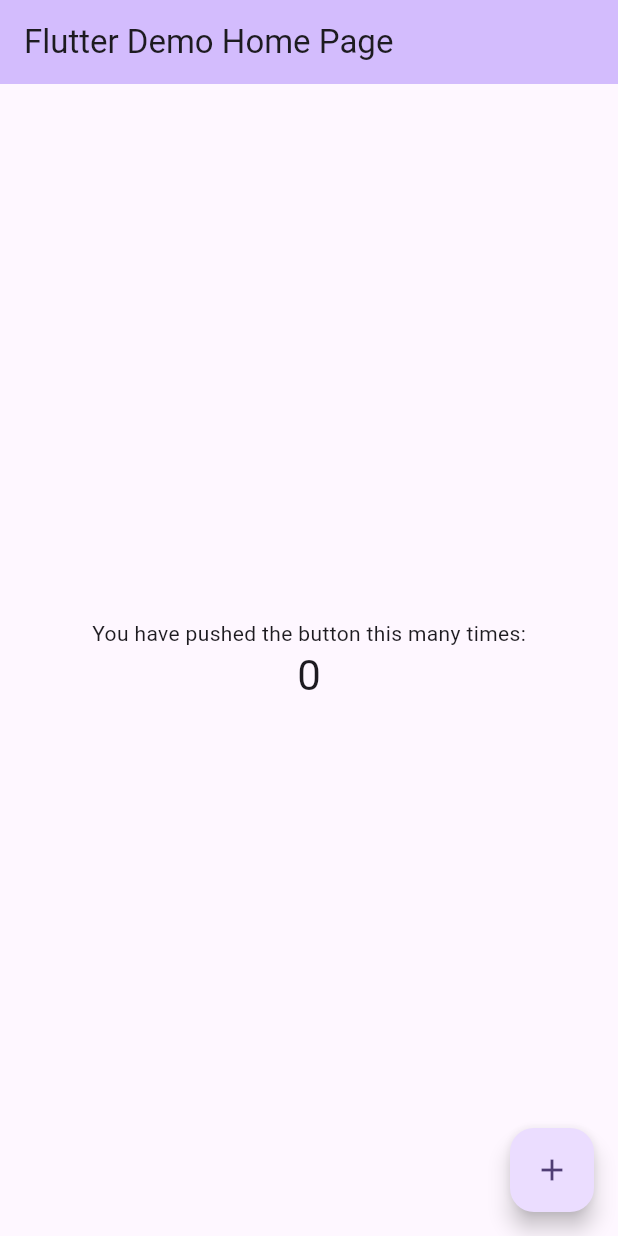
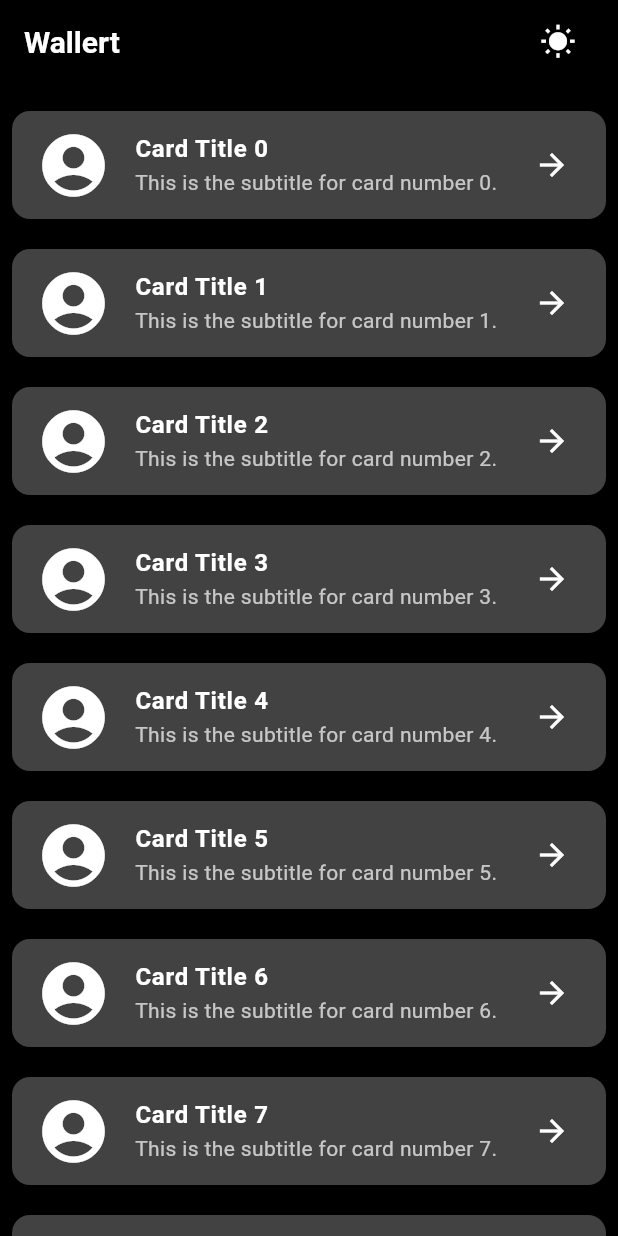
Before and after one commit to catdevdog/wallert_app, a Flutter app: the screen it shows after launch, on a phone screen of 412 x 824 dp. Run offline on Flutter 3.47's test engine with Material 3 defaults, Android fonts, the phone set to English and light mode, and no system bars.

Commit message:
feat: card list ui example

```diff
--- a/lib/main.dart
+++ b/lib/main.dart
@@ -4,122 +4,145 @@
   runApp(const MyApp());
 }
 
-class MyApp extends StatelessWidget {
+class MyApp extends StatefulWidget {
   const MyApp({super.key});
 
-  // This widget is the root of your application.
+  @override
+  State<MyApp> createState() => _MyAppState();
+}
+
+class _MyAppState extends State<MyApp> {
+  bool isDarkTheme = true;
+
+  void _toggleTheme() {
+    setState(() {
+      isDarkTheme = !isDarkTheme;
+    });
+  }
+
   @override
   Widget build(BuildContext context) {
     return MaterialApp(
-      title: 'Flutter Demo',
-      theme: ThemeData(
-        // This is the theme of your application.
-        //
-        // TRY THIS: Try running your application with "flutter run". You'll see
-        // the application has a purple toolbar. Then, without quitting the app,
-        // try changing the seedColor in the colorScheme below to Colors.green
-        // and then invoke "hot reload" (save your changes or press the "hot
-        // reload" button in a Flutter-supported IDE, or press "r" if you used
-        // the command line to start the app).
-        //
-        // Notice that the counter didn't reset back to zero; the application
-        // state is not lost during the reload. To reset the state, use hot
-        // restart instead.
-        //
-        // This works for code too, not just values: Most code changes can be
-        // tested with just a hot reload.
-        colorScheme: ColorScheme.fromSeed(seedColor: Colors.deepPurple),
+      title: 'Wallert',
+      theme: isDarkTheme
+          ? ThemeData(
+        brightness: Brightness.dark,
+        colorScheme: ColorScheme.fromSwatch(
+          primarySwatch: Colors.grey,
+          accentColor: Colors.pinkAccent,
+          brightness: Brightness.dark,
+        ),
+        scaffoldBackgroundColor: Colors.black,
+        appBarTheme: const AppBarTheme(
+          backgroundColor: Colors.black,
+          foregroundColor: Colors.white,
+          elevation: 0,
+          iconTheme: IconThemeData(color: Colors.white),
+          titleTextStyle: TextStyle(
+            color: Colors.white,
+            fontSize: 20,
+            fontWeight: FontWeight.bold,
+          ),
+        ),
+        useMaterial3: true,
+      )
+          : ThemeData(
+        brightness: Brightness.light,
+        colorScheme: ColorScheme.fromSwatch(
+          primarySwatch: Colors.grey,
+          accentColor: Colors.pinkAccent,
+          brightness: Brightness.light,
+        ),
+        scaffoldBackgroundColor: Colors.white,
+        appBarTheme: const AppBarTheme(
+          backgroundColor: Colors.white,
+          foregroundColor: Colors.black,
+          elevation: 0,
+          iconTheme: IconThemeData(color: Colors.black),
+          titleTextStyle: TextStyle(
+            color: Colors.black,
+            fontSize: 20,
+            fontWeight: FontWeight.bold,
+          ),
+        ),
         useMaterial3: true,
       ),
-      home: const MyHomePage(title: 'Flutter Demo Home Page'),
+      home: MyHomePage(title: 'Wallert', toggleTheme: _toggleTheme, isDarkTheme: isDarkTheme),
     );
   }
 }
 
 class MyHomePage extends StatefulWidget {
-  const MyHomePage({super.key, required this.title});
-
-  // This widget is the home page of your application. It is stateful, meaning
-  // that it has a State object (defined below) that contains fields that affect
-  // how it looks.
-
-  // This class is the configuration for the state. It holds the values (in this
-  // case the title) provided by the parent (in this case the App widget) and
-  // used by the build method of the State. Fields in a Widget subclass are
-  // always marked "final".
+  const MyHomePage({super.key, required this.title, required this.toggleTheme, required this.isDarkTheme});
 
   final String title;
+  final VoidCallback toggleTheme;
+  final bool isDarkTheme;
 
   @override
   State<MyHomePage> createState() => _MyHomePageState();
 }
 
 class _MyHomePageState extends State<MyHomePage> {
-  int _counter = 0;
-
-  void _incrementCounter() {
-    setState(() {
-      // This call to setState tells the Flutter framework that something has
-      // changed in this State, which causes it to rerun the build method below
-      // so that the display can reflect the updated values. If we changed
-      // _counter without calling setState(), then the build method would not be
-      // called again, and so nothing would appear to happen.
-      _counter++;
-    });
-  }
-
   @override
   Widget build(BuildContext context) {
-    // This method is rerun every time setState is called, for instance as done
-    // by the _incrementCounter method above.
-    //
-    // The Flutter framework has been optimized to make rerunning build methods
-    // fast, so that you can just rebuild anything that needs updating rather
-    // than having to individually change instances of widgets.
     return Scaffold(
       appBar: AppBar(
-        // TRY THIS: Try changing the color here to a specific color (to
-        // Colors.amber, perhaps?) and trigger a hot reload to see the AppBar
-        // change color while the other colors stay the same.
-        backgroundColor: Theme.of(context).colorScheme.inversePrimary,
-        // Here we take the value from the MyHomePage object that was created by
-        // the App.build method, and use it to set our appbar title.
-        title: Text(widget.title),
-      ),
-      body: Center(
-        // Center is a layout widget. It takes a single child and positions it
-        // in the middle of the parent.
-        child: Column(
-          // Column is also a layout widget. It takes a list of children and
-          // arranges them vertically. By default, it sizes itself to fit its
-          // children horizontally, and tries to be as tall as its parent.
-          //
-          // Column has various properties to control how it sizes itself and
-          // how it positions its children. Here we use mainAxisAlignment to
-          // center the children vertically; the main axis here is the vertical
-          // axis because Columns are vertical (the cross axis would be
-          // horizontal).
-          //
-          // TRY THIS: Invoke "debug painting" (choose the "Toggle Debug Paint"
-          // action in the IDE, or press "p" in the console), to see the
-          // wireframe for each widget.
-          mainAxisAlignment: MainAxisAlignment.center,
-          children: <Widget>[
-            const Text(
-              'You have pushed the button this many times:',
-            ),
-            Text(
-              '$_counter',
-              style: Theme.of(context).textTheme.headlineMedium,
+        title: Row(
+          mainAxisAlignment: MainAxisAlignment.spaceBetween,
+          children: [
+            Text(widget.title),
+            Row(
+              children: [
+                IconButton(
+                  icon: Icon(widget.isDarkTheme ? Icons.wb_sunny : Icons.nights_stay),
+                  onPressed: widget.toggleTheme,
+                )
+              ],
             ),
           ],
         ),
       ),
-      floatingActionButton: FloatingActionButton(
-        onPressed: _incrementCounter,
-        tooltip: 'Increment',
-        child: const Icon(Icons.add),
-      ), // This trailing comma makes auto-formatting nicer for build methods.
+      body: ListView.builder(
+        padding: const EdgeInsets.all(8),
+        itemCount: 10, // 카드의 수를 지정합니다.
+        itemBuilder: (BuildContext context, int index) {
+          return Card(
+            margin: const EdgeInsets.symmetric(vertical: 10),
+            elevation: 5,
+            child: ListTile(
+              leading: Icon(
+                Icons.account_circle,
+                size: 50,
+                color: widget.isDarkTheme ? Colors.white : Colors.black,
+              ),
+              title: Text(
+                'Card Title $index',
+                style: TextStyle(
+                  fontWeight: FontWeight.bold,
+                  color: widget.isDarkTheme ? Colors.white : Colors.black,
+                ),
+              ),
+              subtitle: Text(
+                'This is the subtitle for card number $index.',
+                style: TextStyle(
+                  color: widget.isDarkTheme ? Colors.white70 : Colors.black87,
+                ),
+              ),
+              trailing: Icon(
+                Icons.arrow_forward,
+                color: widget.isDarkTheme ? Colors.white : Colors.black,
+              ),
+              onTap: () {
+                // 카드 탭했을 때의 동작을 정의합니다.
+                ScaffoldMessenger.of(context).showSnackBar(
+                  SnackBar(content: Text('Card $index tapped!')),
+                );
+              },
+            ),
+          );
+        },
+      ),
     );
   }
 }
```
